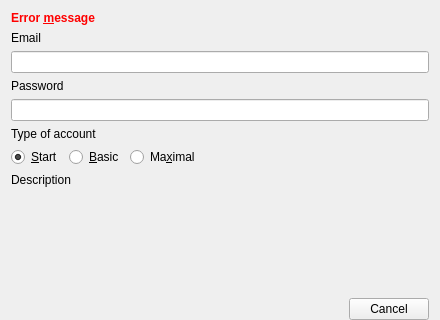
First picture: the form in src/bin/scenarist-desktop/UserInterfaceLayer/StartUp/LoginDialog.ui, repository dimkanovikov/KITScenarist, before the edit.
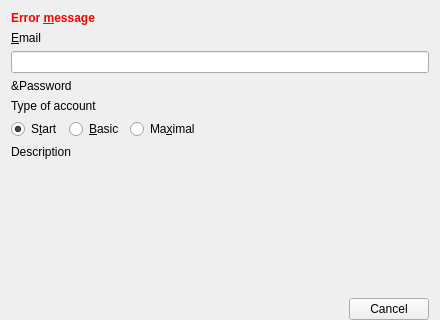
Second picture: the form after the edit.

Commit message: Beautiful password line edit in the loginDialog

Diff of the .ui file:
```diff
--- a/src/bin/scenarist-desktop/UserInterfaceLayer/StartUp/LoginDialog.ui
+++ b/src/bin/scenarist-desktop/UserInterfaceLayer/StartUp/LoginDialog.ui
@@ -148,6 +148,8 @@
           <number>0</number>
          </property>
          <item>
+          <layout class="QVBoxLayout" name="signUpMainLayout">
+           <item>
           <widget class="QLabel" name="errorReg">
            <property name="font">
             <font>
@@ -167,9 +169,12 @@
           </widget>
          </item>
          <item>
-          <widget class="QLabel" name="label_3">
+            <widget class="QLabel" name="signUpEmailLabel">
            <property name="text">
-            <string>Email</string>
+              <string>&amp;Email</string>
+             </property>
+             <property name="buddy">
+              <cstring>regEmail</cstring>
            </property>
           </widget>
          </item>
@@ -177,15 +182,12 @@
           <widget class="QLineEdit" name="regEmail"/>
          </item>
          <item>
-          <widget class="QLabel" name="label_4">
+            <widget class="QLabel" name="signUpPasswordLabel">
            <property name="text">
-            <string>Password</string>
+              <string>&amp;Password</string>
            </property>
           </widget>
          </item>
-         <item>
-          <widget class="QLineEdit" name="regPassword"/>
-         </item>
          <item>
           <widget class="QLabel" name="label_6">
            <property name="text">
@@ -198,7 +200,7 @@
            <item>
             <widget class="QRadioButton" name="startButton">
              <property name="text">
-              <string>&amp;Start</string>
+                <string>S&amp;tart</string>
              </property>
              <property name="checked">
               <bool>true</bool>
@@ -235,7 +237,7 @@
           </layout>
          </item>
          <item>
-          <widget class="QLabel" name="label_5">
+            <widget class="QLabel" name="signUpDescription">
            <property name="minimumSize">
             <size>
              <width>0</width>
@@ -285,6 +287,8 @@
           </layout>
          </item>
         </layout>
+         </item>
+        </layout>
        </widget>
        <widget class="QWidget" name="verificationPage">
         <layout class="QVBoxLayout" name="verticalLayout_3">
```
Left out of the diff: 23 changed lines with no effect on the pictures. Lines whose indentation alone changed are shown as unchanged. The commit also changes 8 other files.
